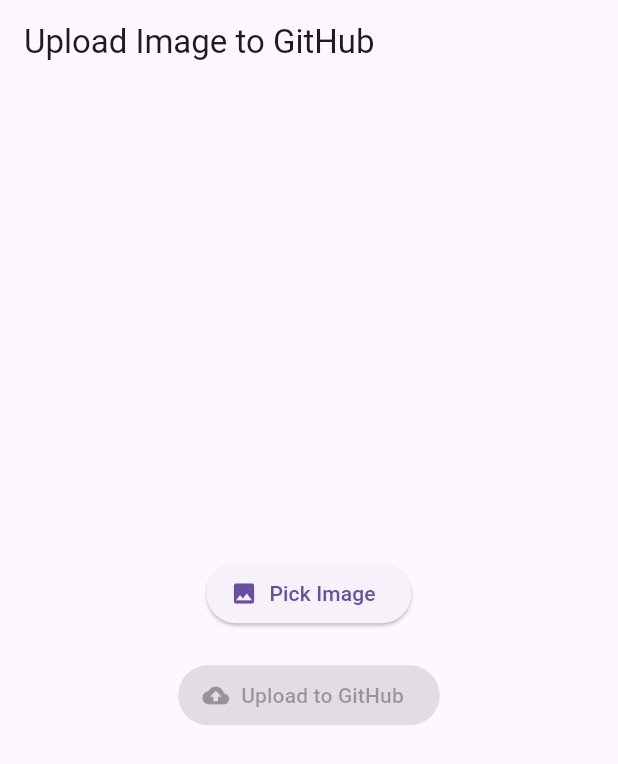
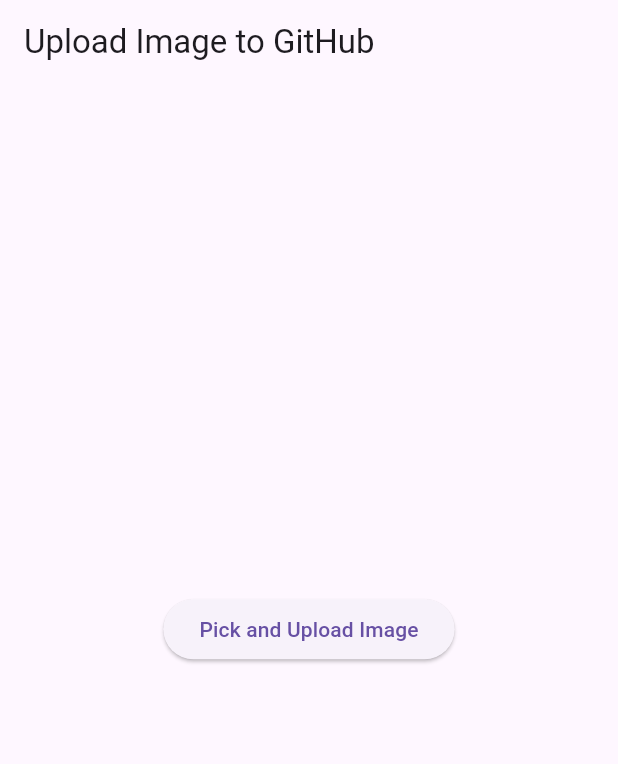
Before and after one commit to Mahmoud-Gharib/app, a Flutter app: the screen it shows after launch, on a phone screen of 412 x 824 dp. Shown: the top 764 px of the screen. Run offline on Flutter 3.47's test engine with Material 3 defaults, Android fonts, the phone set to English and light mode, and no system bars; our stand-ins replace image_picker.

Commit message:
Update main.dart

```diff
--- a/lib/main.dart
+++ b/lib/main.dart
@@ -1,91 +1,83 @@
 import 'dart:convert';
 import 'dart:io';
-
 import 'package:flutter/material.dart';
+import 'package:image_picker/image_picker.dart';
 import 'package:http/http.dart' as http;
-import 'package:image_picker/image_picker.dart';
-import 'package:path/path.dart';
+import 'package:path/path.dart' as path;
 
 void main() {
-  runApp(MyApp()); // بدون dotenv
+  runApp(MyApp());
 }
 
 class MyApp extends StatelessWidget {
   @override
   Widget build(BuildContext context) {
     return MaterialApp(
-      title: 'GitHub Image Uploader',
-      theme: ThemeData(primarySwatch: Colors.blue),
-      home: UploadImagePage(),
+      title: 'GitHub Uploader',
+      home: GitHubUploader(),
     );
   }
 }
 
-class UploadImagePage extends StatefulWidget {
+class GitHubUploader extends StatefulWidget {
   @override
-  _UploadImagePageState createState() => _UploadImagePageState();
+  _GitHubUploaderState createState() => _GitHubUploaderState();
 }
 
-class _UploadImagePageState extends State<UploadImagePage> {
-  File? _image;
-  bool _uploading = false;
-  String _status = '';
+class _GitHubUploaderState extends State<GitHubUploader> {
+  final ImagePicker _picker = ImagePicker();
+  bool _isLoading = false;
+  String _message = '';
 
-  // ✅ التوكن هنا مباشرة
-  final String githubToken = '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'; // ✋ استبدل ده بتوكنك
-  final String repoOwner = 'Mahmoud-Gharib';
-  final String repoName = 'app_upload';
-  final String repoFolder = 'image'; // اسم المجلد داخل الريبو
+  Future<void> _pickAndUploadImage() async {
+    final pickedFile = await _picker.pickImage(source: ImageSource.gallery);
 
-  Future<void> pickImage() async {
-    final pickedFile = await ImagePicker().pickImage(source: ImageSource.gallery);
-    if (pickedFile != null) {
+    if (pickedFile == null) {
       setState(() {
-        _image = File(pickedFile.path);
-        _status = '';
+        _message = 'No image selected.';
       });
+      return;
     }
-  }
 
-  Future<void> uploadImageToGitHub(File imageFile) async {
     setState(() {
-      _uploading = true;
-      _status = '⏳ Uploading...';
+      _isLoading = true;
+      _message = '';
     });
 
-    try {
-      final fileName = '${DateTime.now().millisecondsSinceEpoch}_${basename(imageFile.path)}';
-      final imageBytes = await imageFile.readAsBytes();
-      final contentBase64 = base64Encode(imageBytes);
+    File imageFile = File(pickedFile.path);
 
-      final url = Uri.parse(
-        'https://api.github.com/repos/$repoOwner/$repoName/contents/$repoFolder/$fileName',
-      );
+    final String token = 'ghp_your_classic_token_here';
+    final String repoOwner = 'Mahmoud-Gharib';
+    final String repoName = 'app_upload';
+    final String branch = 'main'; // or 'master'
+    final String filePathInRepo = 'image/${path.basename(imageFile.path)}';
 
-      final body = jsonEncode({
-        'message': 'Upload image from Flutter app',
-        'content': contentBase64,
-      });
+    final bytes = await imageFile.readAsBytes();
+    final base64Content = base64Encode(bytes);
 
-      final response = await http.put(
-        url,
-        headers: {
-          'Authorization': 'Bearer $githubToken',
-          'Accept': 'application/vnd.github.v3+json',
-        },
-        body: body,
-      );
+    final url = 'https://api.github.com/repos/$repoOwner/$repoName/contents/$filePathInRepo';
 
+    final response = await http.put(
+      Uri.parse(url),
+      headers: {
+        'Authorization': 'token $token',
+        'Accept': 'application/vnd.github.v3+json',
+      },
+      body: jsonEncode({
+        "message": "Upload ${path.basename(imageFile.path)} from Flutter",
+        "content": base64Content,
+        "branch": branch,
+      }),
+    );
+
+    setState(() {
+      _isLoading = false;
       if (response.statusCode == 201) {
-        setState(() => _status = '✅ Uploaded successfully!');
+        _message = '✅ Image uploaded successfully!';
       } else {
-        setState(() => _status = '❌ Failed: ${response.body}');
+        _message = '❌ Upload failed: ${response.statusCode}\n${response.body}';
       }
-    } catch (e) {
-      setState(() => _status = '❌ Error: $e');
-    } finally {
-      setState(() => _uploading = false);
-    }
+    });
   }
 
   @override
@@ -94,28 +86,20 @@ class _UploadImagePageState extends State<UploadImagePage> {
       appBar: AppBar(title: Text('Upload Image to GitHub')),
       body: Center(
         child: Padding(
-          padding: const EdgeInsets.all(16.0),
-          child: Column(
-            mainAxisAlignment: MainAxisAlignment.center,
-            children: [
-              if (_image != null)
-                Image.file(_image!, width: 200, height: 200),
-              SizedBox(height: 20),
-              ElevatedButton.icon(
-                icon: Icon(Icons.image),
-                label: Text('Pick Image'),
-                onPressed: pickImage,
-              ),
-              SizedBox(height: 20),
-              ElevatedButton.icon(
-                icon: Icon(Icons.cloud_upload),
-                label: Text(_uploading ? 'Uploading...' : 'Upload to GitHub'),
-                onPressed: _image != null && !_uploading ? () => uploadImageToGitHub(_image!) : null,
-              ),
-              SizedBox(height: 20),
-              Text(_status),
-            ],
-          ),
+          padding: EdgeInsets.all(16),
+          child: _isLoading
+              ? CircularProgressIndicator()
+              : Column(
+                  mainAxisAlignment: MainAxisAlignment.center,
+                  children: [
+                    ElevatedButton(
+                      onPressed: _pickAndUploadImage,
+                      child: Text('Pick and Upload Image'),
+                    ),
+                    SizedBox(height: 20),
+                    Text(_message),
+                  ],
+                ),
         ),
       ),
     );
```
